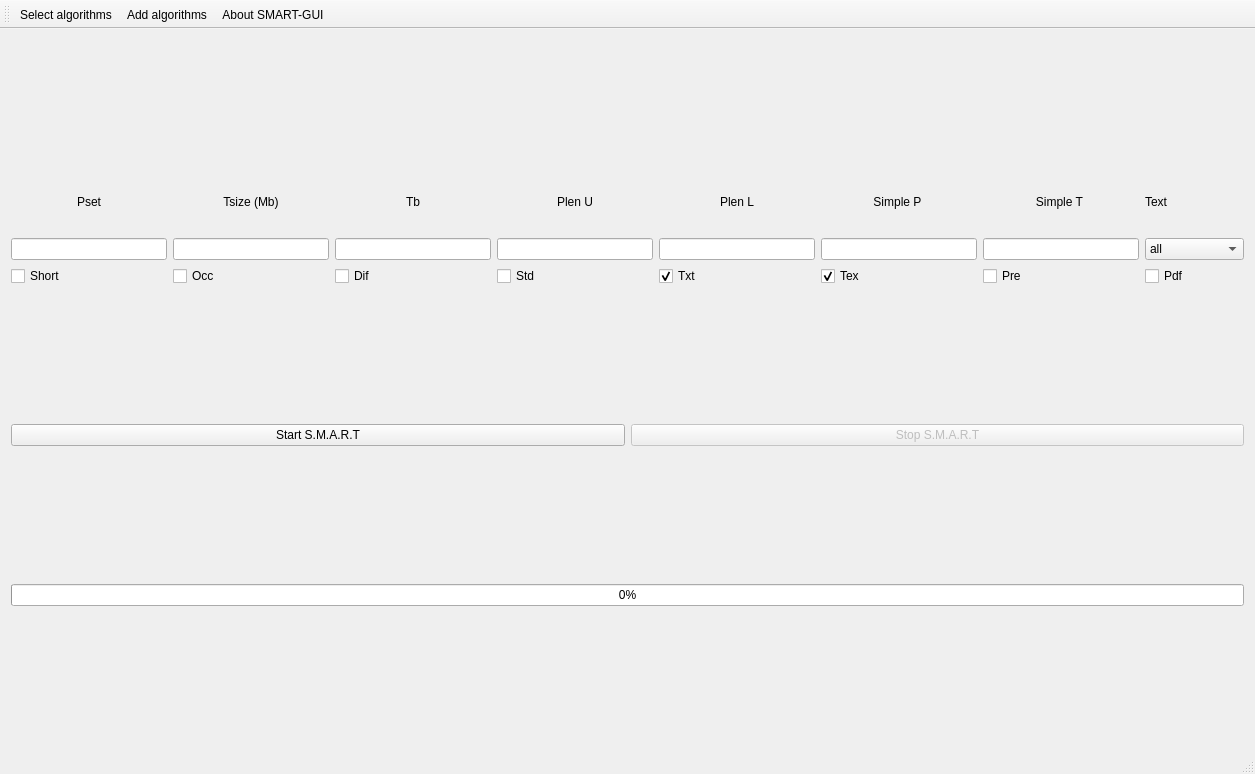
Above: SMART-GUI-V2-OS X/mainwindow.ui from smart-tool/smart-gui before the change. Below: the same form after it.
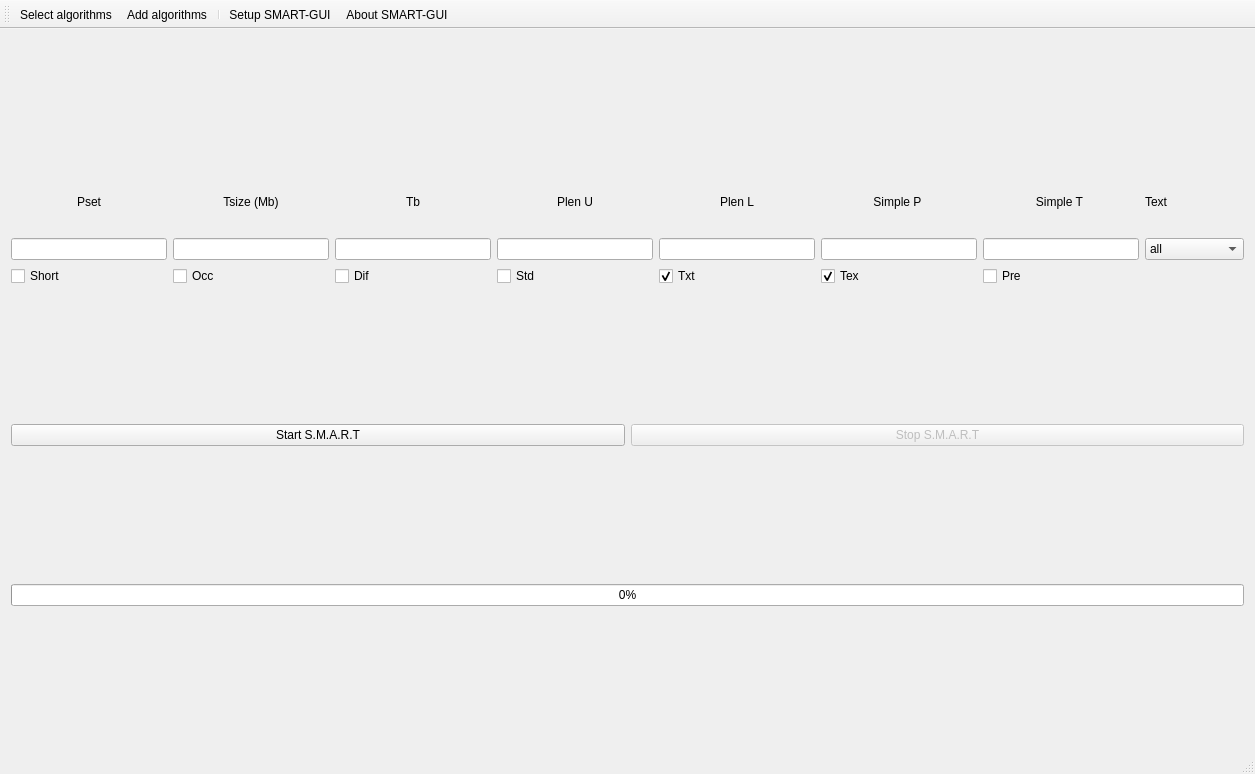
That is the form after the change.

Commit message: Remove the PDF print function. Add the setup window dialog. Change the default path when smart work, now it's /home . Plz test on OS X

```diff
--- a/SMART-GUI-V2-OS X/mainwindow.ui
+++ b/SMART-GUI-V2-OS X/mainwindow.ui
@@ -322,16 +322,6 @@
         </property>
        </widget>
       </item>
-      <item row="2" column="7">
-       <widget class="QCheckBox" name="Pdf_checkBox">
-        <property name="enabled">
-         <bool>true</bool>
-        </property>
-        <property name="text">
-         <string>Pdf</string>
-        </property>
-       </widget>
-      </item>
      </layout>
     </item>
     <item>
@@ -386,6 +376,8 @@
    </attribute>
    <addaction name="actionSelect_algorithms"/>
    <addaction name="actionAdd_Algorithms"/>
+   <addaction name="separator"/>
+   <addaction name="actionSetup_SMART_GUI"/>
    <addaction name="actionAbout_SMART_GUI"/>
   </widget>
   <widget class="QStatusBar" name="statusBar"/>
@@ -404,6 +396,14 @@
     <string>Add algorithms</string>
    </property>
   </action>
+  <action name="actionSetup_SMART_GUI">
+   <property name="text">
+    <string>Setup SMART-GUI</string>
+   </property>
+   <property name="toolTip">
+    <string>Setup SMART-GUI</string>
+   </property>
+  </action>
  </widget>
  <layoutdefault spacing="6" margin="11"/>
  <tabstops>
```
The commit also changes 7 other files.
